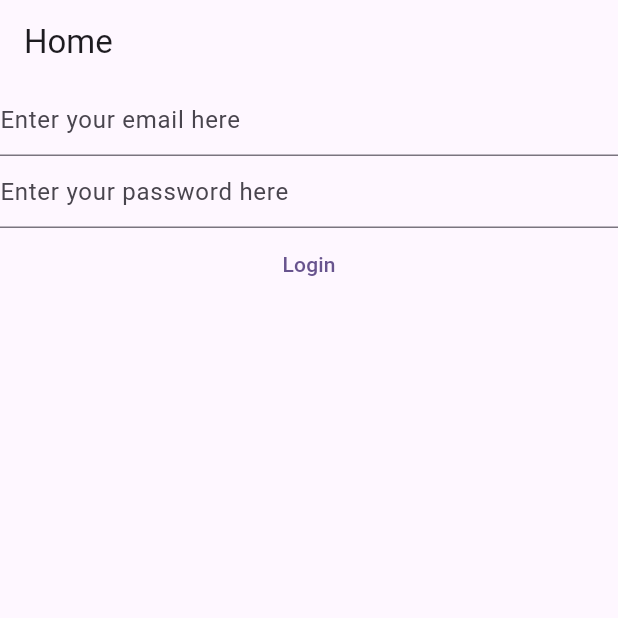
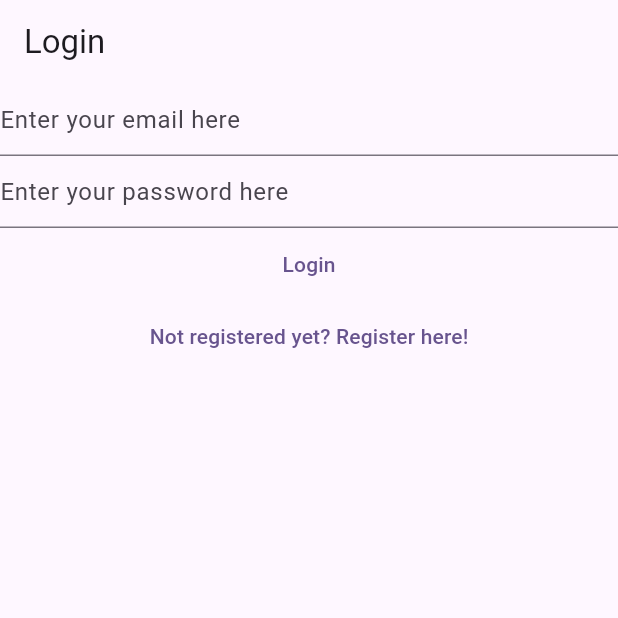
Before and after one commit to AmirulAdam1/neurosphere, a Flutter app: the screen it shows after launch, on a phone screen of 412 x 824 dp, the top half of it. Run offline on Flutter 3.47's test engine with Material 3 defaults, Android fonts, the light colour scheme and no system bars; our stand-ins replace firebase_auth, firebase_core; accounts and stored records are empty.

Commit message:
Link Between Login and Register Views

```diff
--- a/lib/main.dart
+++ b/lib/main.dart
@@ -3,6 +3,8 @@
 import 'package:flutter/material.dart';
 import 'package:neurosphere/firebase_options.dart';
 import 'package:neurosphere/views/login_view.dart';
+import 'package:neurosphere/views/register_view.dart';
+import 'package:neurosphere/views/verify_email_view.dart';
 
 void main() {
   WidgetsFlutterBinding.ensureInitialized();
@@ -13,6 +15,10 @@
         colorScheme: ColorScheme.fromSeed(seedColor: Colors.deepPurple),
       ),
       home: const HomePage(),
+      routes: {
+        '/login/': (context) => const LoginView(),
+        '/register/': (context) => const RegisterView(),
+      },
     ),
   );
 }
@@ -22,52 +28,28 @@
 
   @override
   Widget build(BuildContext context) {
-    return Scaffold(
-      appBar: AppBar(title: const Text('Home')),
-      body: FutureBuilder(
+    return FutureBuilder(
       future: Firebase.initializeApp(
         options: DefaultFirebaseOptions.currentPlatform,
       ),
       builder: (context, snapshot) {
         switch (snapshot.connectionState) {
           case ConnectionState.done:
-              // final user = FirebaseAuth.instance.currentUser;
-              // if (user?.emailVerified ?? false) {
-              //   return const Text('Done');
-              // } else {
-              //   return const VerifyEmailView();
-              // }
+            final user = FirebaseAuth.instance.currentUser;
+            if (user != null) {
+              if (user.emailVerified) {
+                print('Email is verified');
+              } else {
+                return const VerifyEmailView();
+              }
+            } else {
               return const LoginView();
+            }
+            return const Text('Done');
           default:
-              return const Text('Loading...');
+            return const CircularProgressIndicator();
         }
       },
-      ),
     );
   }
 }
-
-class VerifyEmailView extends StatefulWidget {
-  const VerifyEmailView({super.key});
-
-  @override
-  State<VerifyEmailView> createState() => _VerifyEmailViewState();
-}
-
-class _VerifyEmailViewState extends State<VerifyEmailView> {
-  @override
-  Widget build(BuildContext context) {
-    return Column(
-      children: [
-        Text('Please verify your email address'),
-        TextButton(
-          onPressed: () async {
-            final user = FirebaseAuth.instance.currentUser;
-            await user?.sendEmailVerification();
-          },
-          child: const Text('Send email verification'),
-        ),
-      ],
-    );
-  }
-}
--- a/lib/views/login_view.dart
+++ b/lib/views/login_view.dart
@@ -21,14 +21,18 @@ class _LoginViewState extends State<LoginView> {
 
   @override
   Widget build(BuildContext context) {
-    return Column(
+    return Scaffold(
+      appBar: AppBar(title: const Text('Login')),
+      body: Column(
         children: [
           TextField(
             controller: _email,
             enableSuggestions: false,
             autocorrect: false,
             keyboardType: TextInputType.emailAddress,
-          decoration: const InputDecoration(hintText: 'Enter your email here'),
+            decoration: const InputDecoration(
+              hintText: 'Enter your email here',
+            ),
           ),
           TextField(
             controller: _password,
@@ -45,7 +49,10 @@ class _LoginViewState extends State<LoginView> {
               final password = _password.text;
               try {
                 final UserCredential = await FirebaseAuth.instance
-                  .signInWithEmailAndPassword(email: email, password: password);
+                    .signInWithEmailAndPassword(
+                      email: email,
+                      password: password,
+                    );
                 print(UserCredential);
               } on FirebaseAuthException catch (e) {
                 if (e.code == 'invalid-credential') {
@@ -58,7 +65,16 @@ class _LoginViewState extends State<LoginView> {
             },
             child: const Text('Login'),
           ),
+          TextButton(
+            onPressed: () {
+              Navigator.of(
+                context,
+              ).pushNamedAndRemoveUntil('/register/', (route) => false);
+            },
+            child: const Text('Not registered yet? Register here!'),
+          ),
         ],
+      ),
     );
   }
 }
--- a/lib/views/register_view.dart
+++ b/lib/views/register_view.dart
@@ -21,14 +21,18 @@ class _RegisterViewState extends State<RegisterView> {
 
   @override
   Widget build(BuildContext context) {
-    return Column(
+    return Scaffold(
+      appBar: AppBar(title: Text('Register')),
+      body: Column(
         children: [
           TextField(
             controller: _email,
             enableSuggestions: false,
             autocorrect: false,
             keyboardType: TextInputType.emailAddress,
-          decoration: const InputDecoration(hintText: 'Enter your email here'),
+            decoration: const InputDecoration(
+              hintText: 'Enter your email here',
+            ),
           ),
           TextField(
             controller: _password,
@@ -62,7 +66,16 @@ class _RegisterViewState extends State<RegisterView> {
             },
             child: const Text('Register'),
           ),
+          TextButton(
+            onPressed: () {
+              Navigator.of(
+                context,
+              ).pushNamedAndRemoveUntil('/login/', (route) => false);
+            },
+            child: Text('Already registered? Login here!'),
+          ),
         ],
+      ),
     );
   }
 }
```
Also changed, not shown: lib/views/verify_email_view.dart (added, +30 -0 lines). Lines whose indentation alone changed are shown as unchanged.
